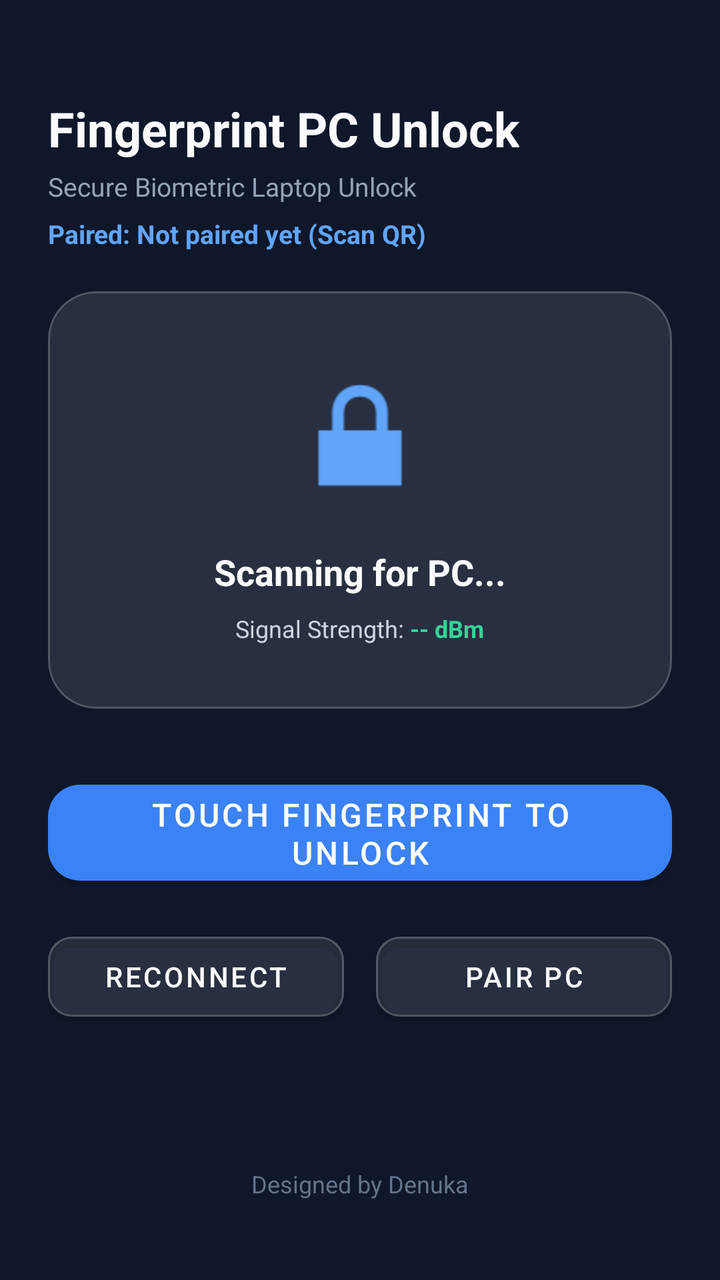
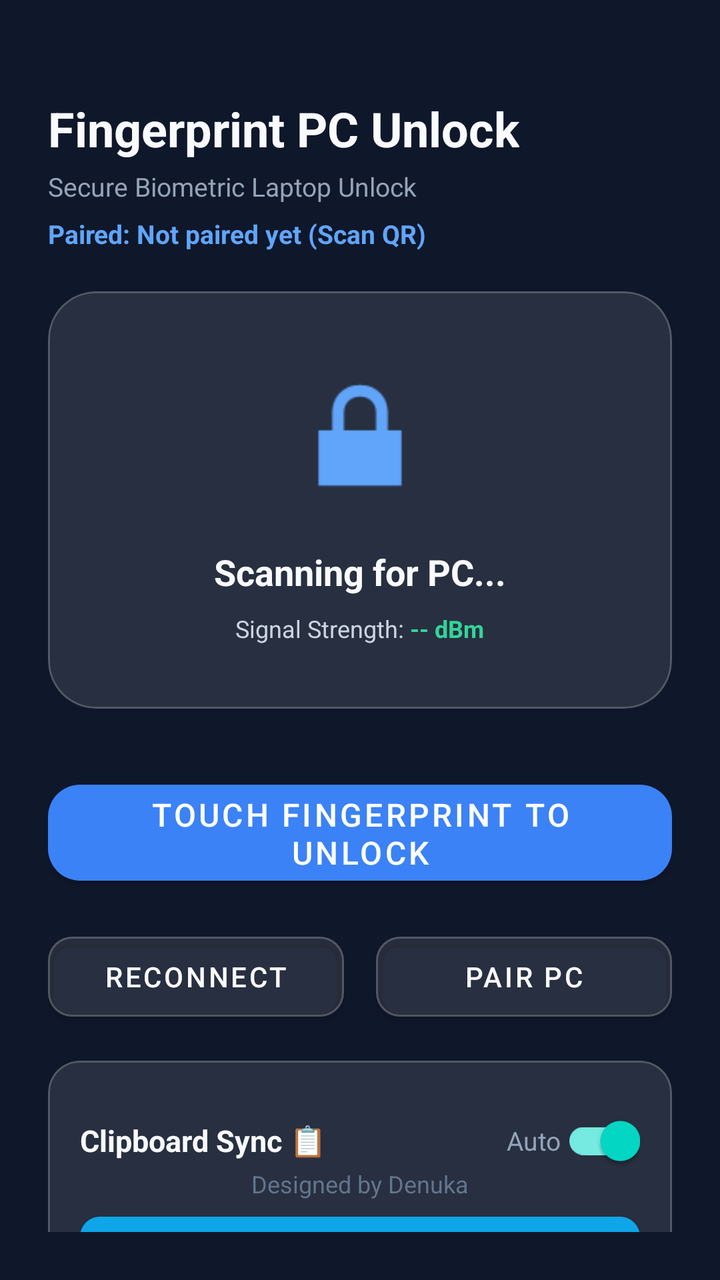

Screens rendered from an Android XML layout before and after an edit, with the pre-edit source and the edit as a unified diff.
<!-- AndroidManifest.xml: application theme Theme.FingerprintUnlock -->
<!-- res/layout/activity_main.xml -->
<?xml version="1.0" encoding="utf-8"?>
<androidx.constraintlayout.widget.ConstraintLayout 
    xmlns:android="http://schemas.android.com/apk/res/android"
    xmlns:app="http://schemas.android.com/apk/res-auto"
    android:layout_width="match_parent"
    android:layout_height="match_parent"
    android:background="#0F172A"
    android:padding="24dp">

    
    <TextView
        android:id="@+id/txtTitle"
        android:layout_width="wrap_content"
        android:layout_height="wrap_content"
        android:text="Fingerprint PC Unlock"
        android:textColor="#F8FAFC"
        android:textSize="24sp"
        android:textStyle="bold"
        app:layout_constraintTop_toTopOf="parent"
        app:layout_constraintStart_toStartOf="parent"
        android:layout_marginTop="24dp" />

    <TextView
        android:id="@+id/txtSubtitle"
        android:layout_width="wrap_content"
        android:layout_height="wrap_content"
        android:text="Secure Biometric Laptop Unlock"
        android:textColor="#94A3B8"
        android:textSize="13sp"
        app:layout_constraintTop_toBottomOf="@id/txtTitle"
        app:layout_constraintStart_toStartOf="parent"
        android:layout_marginTop="4dp" />

    <TextView
        android:id="@+id/txtPairedPc"
        android:layout_width="wrap_content"
        android:layout_height="wrap_content"
        android:text="Paired: Not paired yet (Scan QR)"
        android:textColor="#60A5FA"
        android:textSize="13sp"
        android:textStyle="bold"
        app:layout_constraintTop_toBottomOf="@id/txtSubtitle"
        app:layout_constraintStart_toStartOf="parent"
        android:layout_marginTop="6dp" />

    
    <com.google.android.material.card.MaterialCardView
        android:id="@+id/cardStatus"
        android:layout_width="match_parent"
        android:layout_height="wrap_content"
        app:cardBackgroundColor="#1AFFFFFF"
        app:strokeColor="#33FFFFFF"
        app:strokeWidth="1dp"
        app:cardCornerRadius="24dp"
        app:cardElevation="0dp"
        android:layout_marginTop="20dp"
        app:layout_constraintTop_toBottomOf="@id/txtPairedPc">

        <LinearLayout
            android:layout_width="match_parent"
            android:layout_height="wrap_content"
            android:orientation="vertical"
            android:padding="32dp"
            android:gravity="center">

            
            <ImageView
                android:layout_width="80dp"
                android:layout_height="80dp"
                android:src="@android:drawable/ic_lock_lock"
                app:tint="#60A5FA"
                android:layout_marginBottom="16dp" />

            <TextView
                android:id="@+id/txtStatus"
                android:layout_width="wrap_content"
                android:layout_height="wrap_content"
                android:text="Scanning for PC..."
                android:textColor="#F8FAFC"
                android:textSize="18sp"
                android:textStyle="bold"
                android:textAlignment="center" />

            <LinearLayout
                android:layout_width="wrap_content"
                android:layout_height="wrap_content"
                android:orientation="horizontal"
                android:layout_marginTop="8dp">

                <TextView
                    android:layout_width="wrap_content"
                    android:layout_height="wrap_content"
                    android:text="Signal Strength: "
                    android:textColor="#CBD5E1"
                    android:textSize="12sp" />

                <TextView
                    android:id="@+id/txtRssi"
                    android:layout_width="wrap_content"
                    android:layout_height="wrap_content"
                    android:text="-- dBm"
                    android:textColor="#34D399"
                    android:textSize="12sp"
                    android:textStyle="bold" />
            </LinearLayout>

        </LinearLayout>
    </com.google.android.material.card.MaterialCardView>

    
    <com.google.android.material.button.MaterialButton
        android:id="@+id/btnUnlock"
        android:layout_width="match_parent"
        android:layout_height="60dp"
        android:text="Touch Fingerprint to Unlock"
        android:textSize="16sp"
        android:textColor="#FFFFFF"
        app:backgroundTint="#3B82F6"
        app:cornerRadius="16dp"
        android:layout_marginTop="32dp"
        app:layout_constraintTop_toBottomOf="@id/cardStatus" />

    
    <LinearLayout
        android:layout_width="match_parent"
        android:layout_height="wrap_content"
        android:orientation="horizontal"
        android:layout_marginTop="16dp"
        app:layout_constraintTop_toBottomOf="@id/btnUnlock">

        <com.google.android.material.button.MaterialButton
            android:id="@+id/btnScan"
            android:layout_width="0dp"
            android:layout_height="52dp"
            android:layout_weight="1"
            android:text="Reconnect"
            android:textColor="#F8FAFC"
            app:backgroundTint="#1AFFFFFF"
            app:strokeColor="#33FFFFFF"
            app:strokeWidth="1dp"
            app:cornerRadius="12dp"
            android:layout_marginEnd="8dp" />

        <com.google.android.material.button.MaterialButton
            android:id="@+id/btnPair"
            android:layout_width="0dp"
            android:layout_height="52dp"
            android:layout_weight="1"
            android:text="Pair PC"
            android:textColor="#F8FAFC"
            app:backgroundTint="#1AFFFFFF"
            app:strokeColor="#33FFFFFF"
            app:strokeWidth="1dp"
            app:cornerRadius="12dp"
            android:layout_marginStart="8dp" />
    </LinearLayout>

    <TextView
        android:id="@+id/txtCopyright"
        android:layout_width="wrap_content"
        android:layout_height="wrap_content"
        android:text="Designed by Denuka"
        android:textColor="#64748B"
        android:textSize="12sp"
        android:layout_marginBottom="16dp"
        app:layout_constraintBottom_toBottomOf="parent"
        app:layout_constraintStart_toStartOf="parent"
        app:layout_constraintEnd_toEndOf="parent" />

</androidx.constraintlayout.widget.ConstraintLayout>
<!-- resources referenced by this layout -->
<resources>
  <style name="Theme.FingerprintUnlock" parent="Theme.MaterialComponents.DayNight.NoActionBar">
          <item name="colorPrimary">#3B82F6</item>
          <item name="colorPrimaryVariant">#2563EB</item>
          <item name="colorOnPrimary">#FFFFFF</item>
          <item name="android:statusBarColor">#0F172A</item>
      </style>
</resources>

<!-- the commit's change to res/layout/activity_main.xml (unified diff, before → after) -->
@@ -122,6 +122,7 @@
 
     
     <LinearLayout
+        android:id="@+id/layoutActionButtons"
         android:layout_width="match_parent"
         android:layout_height="wrap_content"
         android:orientation="horizontal"
@@ -155,6 +156,86 @@
             android:layout_marginStart="8dp" />
     </LinearLayout>
 
+    
+    <com.google.android.material.card.MaterialCardView
+        android:id="@+id/cardClipboard"
+        android:layout_width="match_parent"
+        android:layout_height="wrap_content"
+        app:cardBackgroundColor="#1AFFFFFF"
+        app:strokeColor="#33FFFFFF"
+        app:strokeWidth="1dp"
+        app:cardCornerRadius="16dp"
+        app:cardElevation="0dp"
+        android:layout_marginTop="16dp"
+        app:layout_constraintTop_toBottomOf="@id/layoutActionButtons">
+
+        <LinearLayout
+            android:layout_width="match_parent"
+            android:layout_height="wrap_content"
+            android:orientation="vertical"
+            android:padding="16dp">
+
+            <LinearLayout
+                android:layout_width="match_parent"
+                android:layout_height="wrap_content"
+                android:orientation="horizontal"
+                android:gravity="center_vertical">
+
+                <TextView
+                    android:layout_width="0dp"
+                    android:layout_height="wrap_content"
+                    android:layout_weight="1"
+                    android:text="Clipboard Sync 📋"
+                    android:textColor="#F8FAFC"
+                    android:textSize="15sp"
+                    android:textStyle="bold" />
+
+                <com.google.android.material.switchmaterial.SwitchMaterial
+                    android:id="@+id/switchAutoSync"
+                    android:layout_width="wrap_content"
+                    android:layout_height="wrap_content"
+                    android:text="Auto"
+                    android:textColor="#94A3B8"
+                    android:textSize="13sp"
+                    android:checked="true" />
+            </LinearLayout>
+
+            <com.google.android.material.button.MaterialButton
+                android:id="@+id/btnSyncClipboard"
+                android:layout_width="match_parent"
+                android:layout_height="44dp"
+                android:text="Sync Clipboard to Laptop Now"
+                android:textSize="13sp"
+                android:textColor="#F8FAFC"
+                app:backgroundTint="#0EA5E9"
+                app:cornerRadius="10dp"
+                android:layout_marginTop="8dp" />
+
+            <com.google.android.material.button.MaterialButton
+                android:id="@+id/btnEnableAccessibility"
+                android:layout_width="match_parent"
+                android:layout_height="44dp"
+                android:text="⚡ Enable Zero-Touch Auto-Sync"
+                android:textSize="12sp"
+                android:textColor="#F8FAFC"
+                app:backgroundTint="#334155"
+                app:strokeColor="#475569"
+                app:strokeWidth="1dp"
+                app:cornerRadius="10dp"
+                android:layout_marginTop="6dp" />
+
+            <TextView
+                android:id="@+id/txtClipboardStatus"
+                android:layout_width="wrap_content"
+                android:layout_height="wrap_content"
+                android:text="Auto syncs copied text to PC"
+                android:textColor="#CBD5E1"
+                android:textSize="11sp"
+                android:layout_marginTop="6dp" />
+
+        </LinearLayout>
+    </com.google.android.material.card.MaterialCardView>
+
     <TextView
         android:id="@+id/txtCopyright"
         android:layout_width="wrap_content"
